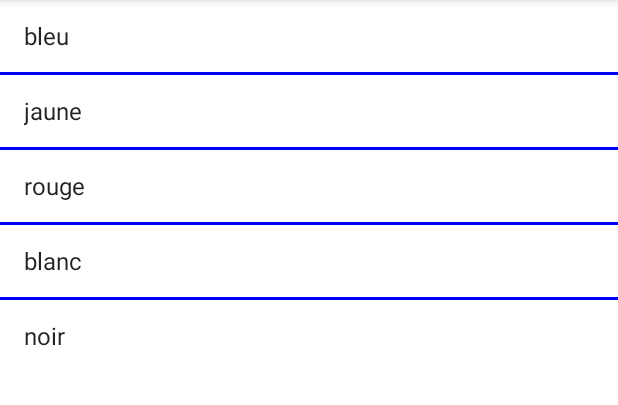
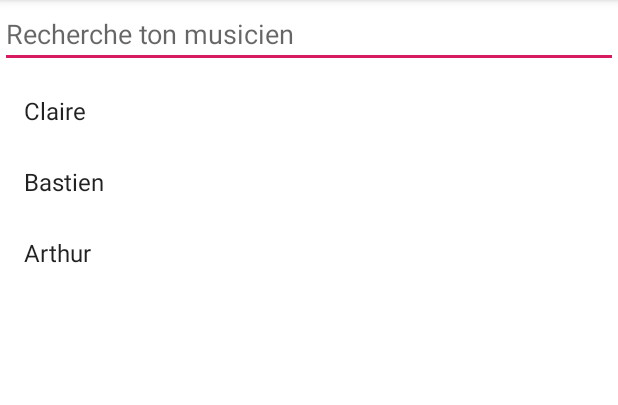
Before and after one commit to claire-mielcarek/MusicHall, an Android app: the RechercheActivity screen opened directly, with no data from a screen before it, on a phone screen of 412 x 824 dp, the part 84-489 px from its top. Run offline under Robolectric (Android 15) with nearby library versions, the phone set to English and light mode, and no system bars.

Commit message:
Fonction Recherche Début + Lien du menu vers la fonction recherche (intent) + Design de la fonction recherche

```diff
--- a/app/src/main/java/com/projet/musichall/RechercheActivity.java
+++ b/app/src/main/java/com/projet/musichall/RechercheActivity.java
@@ -2,21 +2,28 @@ package com.projet.musichall;
 
 import android.support.v7.app.AppCompatActivity;
 import android.os.Bundle;
+import android.text.Editable;
+import android.text.TextWatcher;
 import android.view.View;
 import android.widget.AdapterView;
 import android.widget.ArrayAdapter;
+import android.widget.EditText;
 import android.widget.ListView;
 import android.widget.Toast;
 
-
+import java.util.ArrayList;
+import java.util.Arrays;
 
 public class RechercheActivity extends AppCompatActivity {
 
     ListView listView;
+    EditText editText;
+    ArrayList<String> listItems;
+    ArrayAdapter<String> adapter;
 
     //items to show in listview
 
-    String[] items = {"bleu","jaune","rouge","blanc","noir"};
+    String[] elementsRecherche;
 
     @Override
     protected void onCreate(Bundle savedInstanceState) {
@@ -24,11 +31,39 @@ public class RechercheActivity extends AppCompatActivity {
         setContentView(R.layout.activity_recherche);
 
         listView = (ListView)findViewById(R.id.listView);
-        //make an array of the objects according to a layout design
-        ArrayAdapter<String> adapter = new ArrayAdapter<String>(this,
-                android.R.layout.simple_list_item_1, android.R.id.text1, items);
-        //set the adapter for listview
-        listView.setAdapter(adapter);
+        editText = (EditText)findViewById(R.id.recherche);
+
+        //Fonction pour initaliser la list de recherche
+        init();
+
+        editText.addTextChangedListener(new TextWatcher() {
+            @Override
+            public void beforeTextChanged(CharSequence s, int start, int count, int after) {
+
+            }
+
+            @Override
+            public void onTextChanged(CharSequence s, int start, int before, int count) {
+                if(s.toString().equals("")){
+                    //reset listview
+                    init();
+                }
+                else{
+                    //perform search
+                    searchItem(s.toString());
+                }
+
+            }
+
+            @Override
+            public void afterTextChanged(Editable s) {
+
+            }
+        });
+
+
+
+        //Méthode lorsque l'on clique sur un item recherché
 
         listView.setOnItemClickListener (new AdapterView.OnItemClickListener(){
             @Override
@@ -40,11 +75,31 @@ public class RechercheActivity extends AppCompatActivity {
                 String itemValue = (String) listView.getItemAtPosition(position);
                 //Show Toast
                 Toast.makeText(getApplicationContext(),
-                        "Position :" +itemPosition+" Item Clicked : " +itemValue, Toast.LENGTH_LONG)
+                        "Position de l'item :" +itemPosition+" Element cliqué : " +itemValue, Toast.LENGTH_LONG)
                         .show();
             }
         });
 
 
     }
+
+    public void init(){
+        elementsRecherche = new String[]{"Claire","Bastien","Arthur"};
+        listItems = new ArrayList<>(Arrays.asList(elementsRecherche));
+        //make an array of the objects according to a layout design
+        ArrayAdapter<String> adapter = new ArrayAdapter<String>(this,
+                android.R.layout.simple_list_item_1, android.R.id.text1, elementsRecherche);
+        //set the adapter for listview
+        listView.setAdapter(adapter);
+    }
+
+    public void searchItem(String textToSearch){
+        for(String item:elementsRecherche){
+            if(!item.contains(textToSearch)){
+                listItems.remove(item);
+            }
+
+        }
+        adapter.notifyDataSetChanged();
+    }
 }
--- a/app/src/main/res/layout/activity_recherche.xml
+++ b/app/src/main/res/layout/activity_recherche.xml
@@ -1,18 +1,26 @@
 <?xml version="1.0" encoding="utf-8"?>
 <RelativeLayout
-    xmlns:app="http://schemas.android.com/apk/res-auto"
     xmlns:android="http://schemas.android.com/apk/res/android"
-    xmlns:tools="http://schemas.android.com/tools"
     android:layout_width="match_parent"
     android:layout_height="match_parent"
     android:id="@+id/relLayout"
     android:background="@color/white">
+
+    <EditText
+        android:id="@+id/recherche"
+        android:layout_width="match_parent"
+        android:layout_height="wrap_content"
+        android:hint="@string/recherche_musicien"/>
 
     <ListView
         android:id="@+id/listView"
         android:layout_width="match_parent"
         android:layout_height="wrap_content"
         android:divider="@color/blue"
-        android:dividerHeight="2dp"/>
+        android:layout_marginTop="50dp">
+
+    </ListView>
+
+
 
 </RelativeLayout>
--- a/app/src/main/res/values/strings.xml
+++ b/app/src/main/res/values/strings.xml
@@ -3,6 +3,9 @@
     <string name="group_page1">Wall</string>
     <string name="group_page2">Chat</string>
     <string name="group_page3">Calendar</string>
+
+    // Pour la recherche
+    <string name="recherche_musicien">Recherche ton musicien</string>
 
 
     //Day's short keyword
```
Also changed, not shown: app/src/main/java/com/projet/musichall/MainActivity.java (+11 -0 lines), 1 other file.
